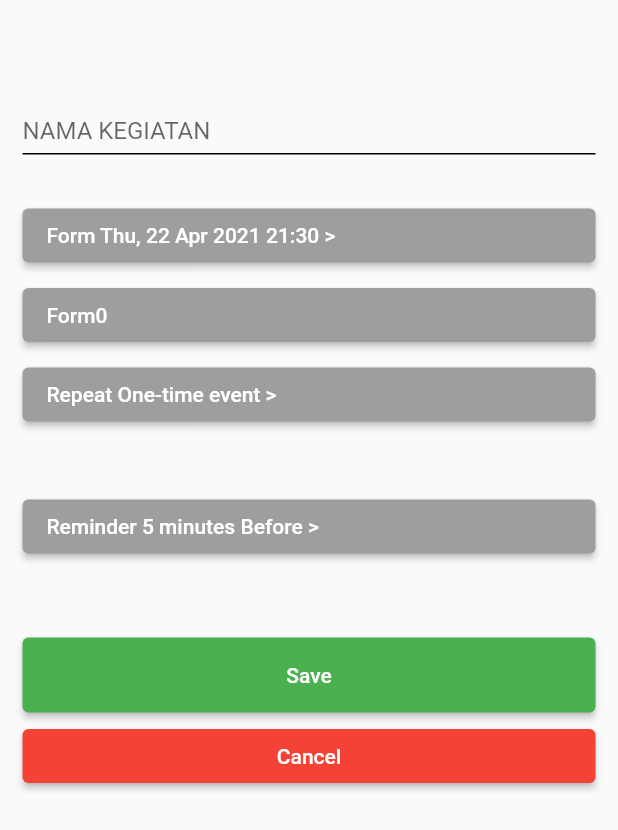
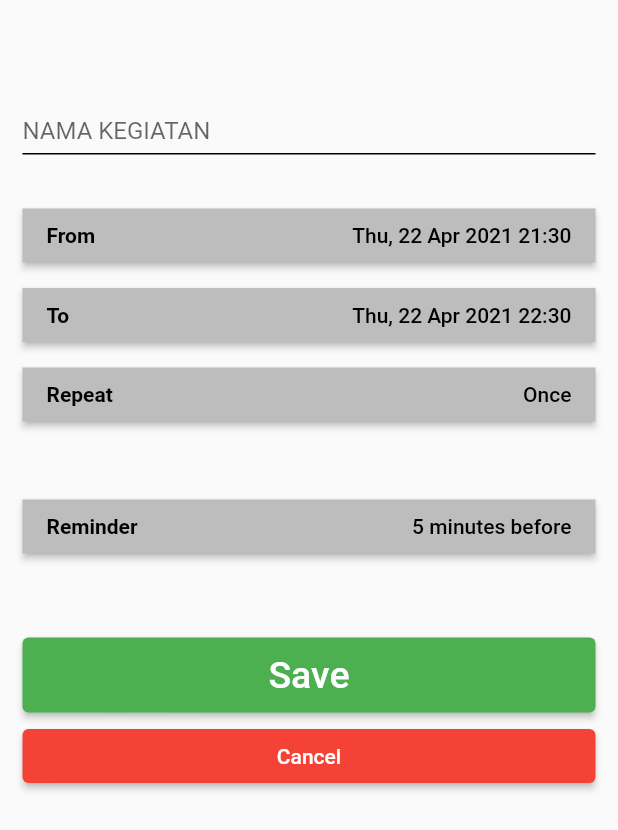
Before and after one commit to atarpoeanya/plands_v1, a Flutter app: the screen it shows after launch, after a tap on the "notifications" icon, after a tap on "Judul jadwal tertera disini", on a phone screen of 412 x 824 dp. Shown: the top 830 px of the screen. Run offline on Flutter 3.47's test engine with Material 2 defaults, Android fonts, the light colour scheme and no system bars; our stand-ins replace google_fonts, sqflite; missing offline and left inert: dart:html, flutter_rounded_date_picker; accounts and stored records are empty.

Commit message:
Bekal buat atar

```diff
--- a/lib/main.dart
+++ b/lib/main.dart
@@ -72,38 +72,102 @@ class _AddSchedulePage extends State {
               Column(
                 children: [
                   ElevatedButton(
-                      style: ElevatedButton.styleFrom(primary: Colors.grey),
+                      style: ButtonStyle(
+                        backgroundColor: MaterialStateProperty.all(Colors.grey[400]),
+                        shape: MaterialStateProperty.all<RoundedRectangleBorder>(
+                          RoundedRectangleBorder(
+                            borderRadius: BorderRadius.zero,
+                          )
+                        )
+                      ),
                       onPressed: () {},
                       child: Container(
                         width: MediaQuery.of(context).size.width,
-                        child: Text('Form Thu, 22 Apr 2021 21:30 >'),
+                        child: Row(
+                          mainAxisAlignment: MainAxisAlignment.spaceBetween,
+                          children: [
+                            Text('From', style: TextStyle(
+                              fontWeight: FontWeight.bold,
+                              color: Colors.black
+                            ),),
+                            Text('Thu, 22 Apr 2021 21:30', style: TextStyle(color: Colors.black))
+                          ],
+                        ),
                       )),
                   SizedBox(height: 5),
                   ElevatedButton(
-                      style: ElevatedButton.styleFrom(primary: Colors.grey),
-                      onPressed: () {},
-                      child: Container(
-                          width: MediaQuery.of(context).size.width,
-                          child: Row(
-                            children: [Text('Form'), new Text(i.toString())],
-                          ))),
-                  SizedBox(height: 5),
-                  ElevatedButton(
-                      style: ElevatedButton.styleFrom(primary: Colors.grey),
+                      style: ButtonStyle(
+                        backgroundColor: MaterialStateProperty.all(Colors.grey[400]),
+                        shape: MaterialStateProperty.all<RoundedRectangleBorder>(
+                          RoundedRectangleBorder(
+                            borderRadius: BorderRadius.zero,
+                          )
+                        )
+                      ),
                       onPressed: () {},
                       child: Container(
                         width: MediaQuery.of(context).size.width,
-                        child: Text('Repeat One-time event >'),
+                        child: Row(
+                          mainAxisAlignment: MainAxisAlignment.spaceBetween,
+                          children: [
+                            Text('To', style: TextStyle(
+                              fontWeight: FontWeight.bold,
+                              color: Colors.black
+                            ),),
+                            Text('Thu, 22 Apr 2021 22:30', style: TextStyle(color: Colors.black))
+                          ],
+                        ),
+                      )),
+                  SizedBox(height: 5),
+                  ElevatedButton(
+                      style: ButtonStyle(
+                        backgroundColor: MaterialStateProperty.all(Colors.grey[400]),
+                        shape: MaterialStateProperty.all<RoundedRectangleBorder>(
+                          RoundedRectangleBorder(
+                            borderRadius: BorderRadius.zero,
+                          )
+                        )
+                      ),
+                      onPressed: () {},
+                      child: Container(
+                        width: MediaQuery.of(context).size.width,
+                        child: Row(
+                          mainAxisAlignment: MainAxisAlignment.spaceBetween,
+                          children: [
+                            Text('Repeat', style: TextStyle(
+                              fontWeight: FontWeight.bold,
+                              color: Colors.black
+                            ),),
+                            Text('Once', style: TextStyle(color: Colors.black))
+                          ],
+                        ),
                       )),
                 ],
               ),
               SizedBox(height: 40),
               ElevatedButton(
-                style: ElevatedButton.styleFrom(primary: Colors.grey),
+                style: ButtonStyle(
+                  backgroundColor: MaterialStateProperty.all(Colors.grey[400]),
+                  shape: MaterialStateProperty.all<RoundedRectangleBorder>(
+                    RoundedRectangleBorder(
+                      borderRadius: BorderRadius.zero,                        )
+                  )
+                ),
                 onPressed: () {},
                 child: Container(
                   width: MediaQuery.of(context).size.width,
-                  child: Text('Reminder 5 minutes Before >'),
+                  child: Row(
+                          mainAxisAlignment: MainAxisAlignment.spaceBetween,
+                          children: [
+                            Text('Reminder', style: TextStyle(
+                              fontWeight: FontWeight.bold,
+                              color: Colors.black
+                            )),
+                            Text('5 minutes before', style: TextStyle(
+                              color: Colors.black
+                            ))
+                          ],
+                        ),
                 ),
               ),
               SizedBox(height: 50),
@@ -117,6 +181,7 @@ class _AddSchedulePage extends State {
                         child: Text(
                           'Save',
                           textAlign: TextAlign.center,
+                          style: TextStyle(fontSize: 25),
                         ),
                       ))),
               SizedBox(height: 5),
--- /dev/null
+++ b/lib/repetitionPage.dart
@@ -0,0 +1,36 @@
+import 'package:flutter/material.dart';
+import 'package:google_fonts/google_fonts.dart';
+
+import 'dart:async';
+
+import 'package:path/path.dart';
+import 'package:sqflite/sqflite.dart';
+
+class RepetitionPage extends StatefulWidget {
+  // const RepetitionPage({ Key? key }) : super(key: key);
+
+  @override
+  _RepetitionPageState createState() => _RepetitionPageState();
+}
+
+class _RepetitionPageState extends State<RepetitionPage> {
+  @override
+  Widget build(BuildContext context) {
+    return Scaffold(
+      body: Container(
+        margin: EdgeInsets.all(10),
+        padding: EdgeInsets.all(5),
+        child: Row(
+          children: [
+            Row(
+              children: [
+                Text('Repetition'),
+                Text('data')
+              ],
+            )
+          ],
+        ),
+      ),
+    );
+  }
+}
```
